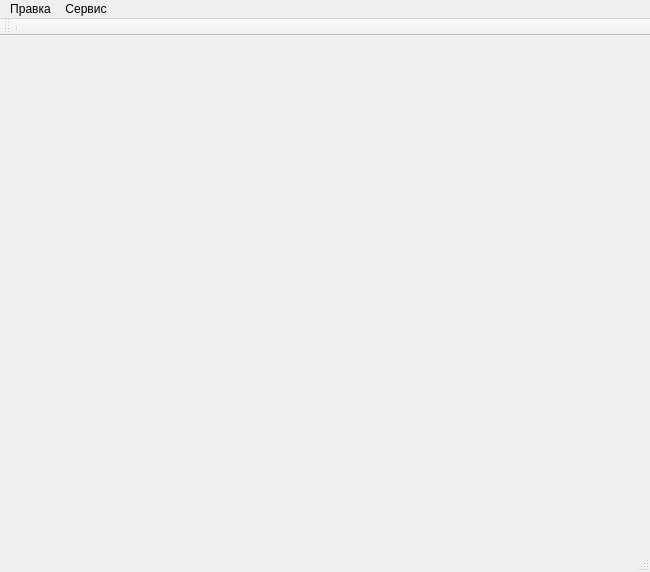
First picture: the form in src/release/app/mainform.ui, repository sergey4475/tickets, before the edit.
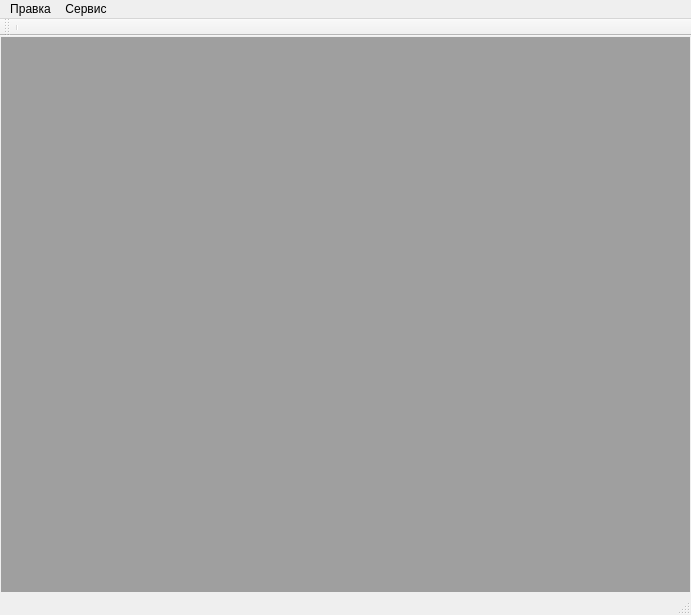
Second picture: the form after the edit.

Diff of the .ui file:
```diff
--- a/src/release/app/mainform.ui
+++ b/src/release/app/mainform.ui
@@ -6,8 +6,8 @@
    <rect>
     <x>0</x>
     <y>0</y>
-    <width>650</width>
-    <height>572</height>
+    <width>691</width>
+    <height>615</height>
    </rect>
   </property>
   <property name="windowTitle">
@@ -19,7 +19,28 @@
   <property name="styleSheet">
    <string notr="true"/>
   </property>
-  <widget class="QWidget" name="centralWidget"/>
+  <widget class="QWidget" name="centralWidget">
+   <layout class="QGridLayout" name="gridLayout">
+    <property name="leftMargin">
+     <number>1</number>
+    </property>
+    <property name="topMargin">
+     <number>1</number>
+    </property>
+    <property name="rightMargin">
+     <number>1</number>
+    </property>
+    <property name="bottomMargin">
+     <number>1</number>
+    </property>
+    <property name="spacing">
+     <number>1</number>
+    </property>
+    <item row="0" column="0">
+     <widget class="QMdiArea" name="mdiArea"/>
+    </item>
+   </layout>
+  </widget>
   <widget class="QMenuBar" name="mainMenu">
    <property name="enabled">
     <bool>true</bool>
@@ -28,7 +49,7 @@
     <rect>
      <x>0</x>
      <y>0</y>
-     <width>650</width>
+     <width>691</width>
      <height>21</height>
     </rect>
    </property>
```
Left out of the diff: 5 changed lines with no effect on the pictures.
